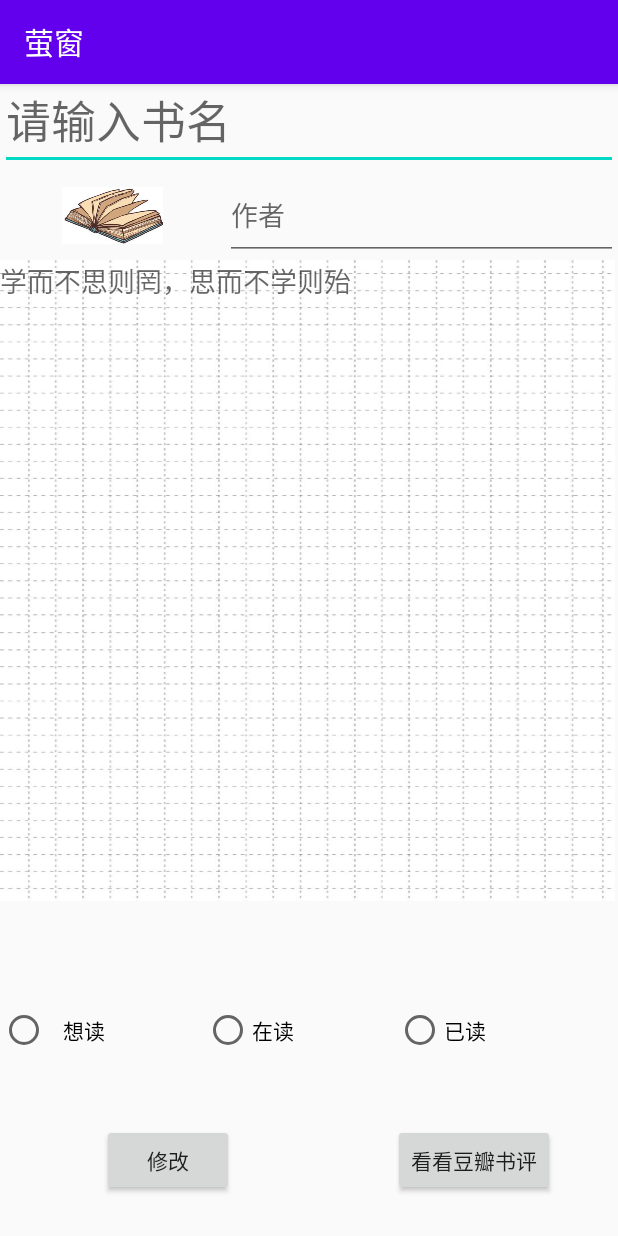
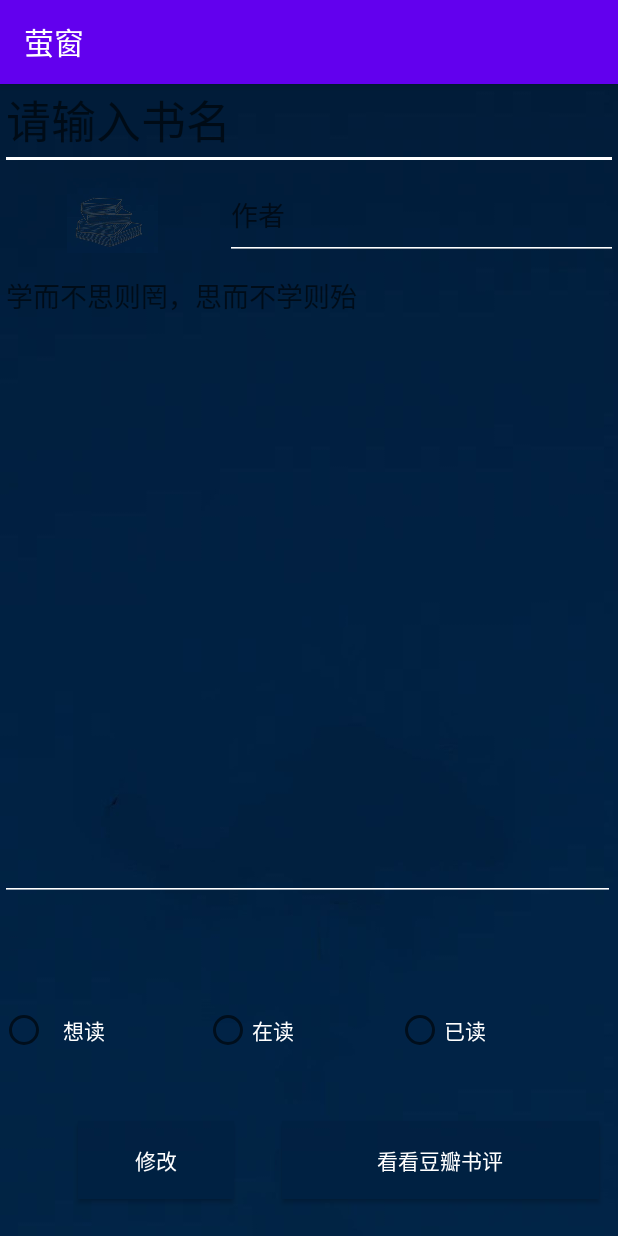
Before and after one commit to jessie-ran/Bookshelf, an Android app: the MainActivity5 screen opened directly, with no data from a screen before it, on a phone screen of 412 x 824 dp. Run offline under Robolectric (Android 15) with nearby library versions, the phone set to English and light mode, and no system bars.

```diff
--- a/app/src/main/java/swufe/com/bookshelf/DBManager2.java
+++ b/app/src/main/java/swufe/com/bookshelf/DBManager2.java
@@ -297,4 +297,9 @@ public class DBManager2 {
         return rateList;
     }
 
+
+    //我就不信，数据读不出来
+    //重新写统计函数，上个统计函数要么返回有错误，要么就是一开始插入数据库那里字符串截取出错
+    //参照一下四，她也是返回一些值
+
 }
--- a/app/src/main/res/layout/activity_main5.xml
+++ b/app/src/main/res/layout/activity_main5.xml
@@ -4,14 +4,17 @@
     xmlns:tools="http://schemas.android.com/tools"
     android:layout_width="match_parent"
     android:layout_height="match_parent"
+    android:background="@drawable/mmmmmmm"
     tools:context=".MainActivity5">
 
     <EditText
         android:id="@+id/editText3"
         android:layout_width="0dp"
         android:layout_height="57dp"
+        android:backgroundTint="#FFFFFF"
         android:hint="@string/bookn"
         android:inputType="text"
+        android:textColor="#FFFFFF"
         android:textSize="30sp"
         app:layout_constraintBottom_toBottomOf="parent"
         app:layout_constraintEnd_toEndOf="parent"
@@ -24,8 +27,11 @@
         android:id="@+id/editText"
         android:layout_width="262dp"
         android:layout_height="60dp"
+
+        android:backgroundTint="#FFFFFF"
         android:hint="@string/author"
         android:inputType="text"
+        android:textColor="#FFFFFF"
         app:layout_constraintBottom_toBottomOf="parent"
         app:layout_constraintEnd_toEndOf="parent"
         app:layout_constraintHorizontal_bias="1.0"
@@ -37,35 +43,42 @@
         android:id="@+id/editText2"
         android:layout_width="410dp"
         android:layout_height="427dp"
+        android:backgroundTint="#FFFFFF"
         android:gravity="top"
-        android:background="@drawable/ds"
         android:hint="@string/dsp"
 
+        android:inputType="textMultiLine"
+        android:textColor="#FFFFFF"
         app:layout_constraintBottom_toBottomOf="parent"
         app:layout_constraintEnd_toEndOf="parent"
         app:layout_constraintHorizontal_bias="0.0"
         app:layout_constraintStart_toStartOf="parent"
         app:layout_constraintTop_toBottomOf="@+id/editText"
-        app:layout_constraintVertical_bias="0.0"
-        android:inputType="textMultiLine"/>
+        app:layout_constraintVertical_bias="0.0" />
 
     <Button
         android:id="@+id/button3"
-        android:layout_width="wrap_content"
-        android:layout_height="wrap_content"
-        android:layout_marginStart="68dp"
+        android:layout_width="104dp"
+        android:layout_height="52dp"
+        android:layout_marginStart="52dp"
+        android:background="@drawable/vc"
+
         android:onClick="pushdata"
         android:text="@string/re2"
+        android:textColor="#FFFFFF"
         app:layout_constraintBottom_toBottomOf="parent"
         app:layout_constraintStart_toStartOf="parent"
         app:layout_constraintTop_toBottomOf="@+id/linearLayout" />
 
     <Button
         android:id="@+id/button5"
-        android:layout_width="wrap_content"
-        android:layout_height="wrap_content"
+        android:layout_width="211dp"
+        android:layout_height="52dp"
+        android:background="@drawable/vc"
         android:onClick="open"
+
         android:text="@string/online"
+        android:textColor="#FFFFFF"
         app:layout_constraintBottom_toBottomOf="parent"
         app:layout_constraintEnd_toEndOf="parent"
         app:layout_constraintHorizontal_bias="0.716"
@@ -80,7 +93,7 @@
         app:layout_constraintEnd_toStartOf="@+id/editText"
         app:layout_constraintStart_toStartOf="parent"
         app:layout_constraintTop_toBottomOf="@+id/editText3"
-        app:srcCompat="@drawable/aut" />
+        app:srcCompat="@drawable/lll" />
 
     <LinearLayout
         android:id="@+id/linearLayout"
@@ -91,11 +104,13 @@
         app:layout_constraintEnd_toEndOf="parent"
         app:layout_constraintStart_toStartOf="parent"
         app:layout_constraintTop_toBottomOf="@+id/editText2"
-        app:layout_constraintVertical_bias="0.333" >
+        app:layout_constraintVertical_bias="0.333">
 
         <RadioGroup
             android:id="@+id/radioGroupId"
             android:layout_width="match_parent"
+            android:textColor="#FFFFFF"
+
             android:layout_height="match_parent"
             android:orientation="horizontal"
             app:layout_constraintEnd_toEndOf="parent"
@@ -108,15 +123,18 @@
                 android:layout_width="136dp"
                 android:layout_height="match_parent"
                 android:backgroundTint="#FFFFFF"
-                android:text="想读"
+                android:textColor="#FFFFFF"
+
                 android:paddingLeft="10dp"
-                />
+                android:text="想读" />
 
             <RadioButton
                 android:id="@+id/doButtonId"
                 android:layout_width="128dp"
                 android:layout_height="match_parent"
                 android:backgroundTint="#FFFFFF"
+                android:textColor="#FFFFFF"
+
                 android:text="在读"
 
                 />
@@ -126,10 +144,10 @@
                 android:layout_width="146dp"
                 android:layout_height="71dp"
                 android:backgroundTint="#FFFFFF"
-                android:text="已读"
-                />
+                android:textColor="#FFFFFF"
+
+                android:text="已读" />
         </RadioGroup>
-
 
 
     </LinearLayout>
--- a/app/src/main/res/layout/activity_main8.xml
+++ b/app/src/main/res/layout/activity_main8.xml
@@ -25,7 +25,7 @@
         android:layout_alignParentStart="true"
         android:layout_alignParentLeft="true"
         android:layout_alignParentTop="true"
-        android:columnWidth="170dp"
+        android:columnWidth="200dp"
         android:numColumns="auto_fit"
         app:layout_constraintBottom_toBottomOf="parent"
         app:layout_constraintEnd_toEndOf="parent"
--- a/app/src/main/res/layout/hangbuju2.xml
+++ b/app/src/main/res/layout/hangbuju2.xml
@@ -22,12 +22,11 @@
         android:text="@string/huhu" />
 
 
-
     <TextView
         android:id="@+id/itemR"
 
         android:layout_width="match_parent"
-        android:layout_height="171dp"
+        android:layout_height="113dp"
         android:text="@string/abababba"
         android:textColor="#FFFFFF" />
 </LinearLayout>
```
Also changed, not shown: app/src/main/java/swufe/com/bookshelf/MainActivity7.java (+21 -0 lines), app/src/main/res/layout/activity_main6.xml (+31 -8 lines), app/src/main/res/layout/activity_main7.xml (+14 -2 lines), app/src/main/res/layout/hangbuju.xml (+5 -3 lines), app/src/main/res/drawable/lll.jpg (added), app/src/main/res/drawable/mmmmmmm.jpg (added), app/src/main/res/drawable/nnnnnnnn.jpg (added), app/src/main/res/drawable/qeqe.jpg (added), app/src/main/res/drawable/vc.jpg (added).
